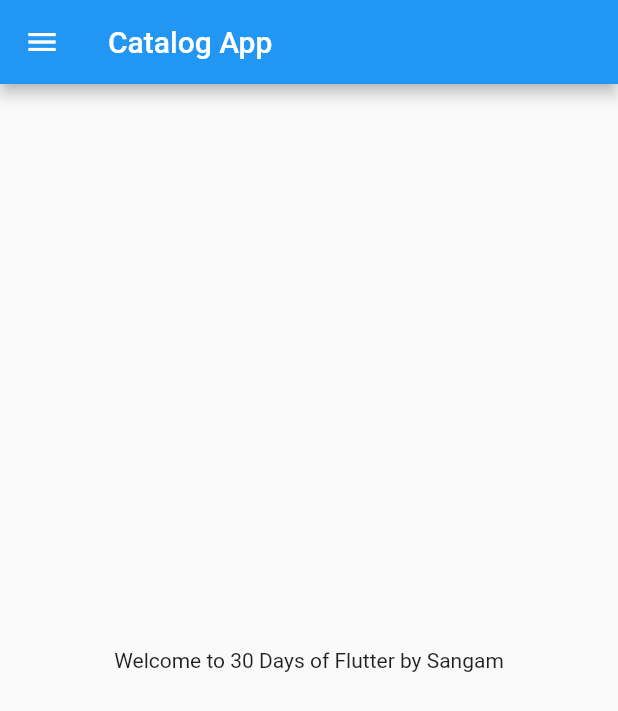
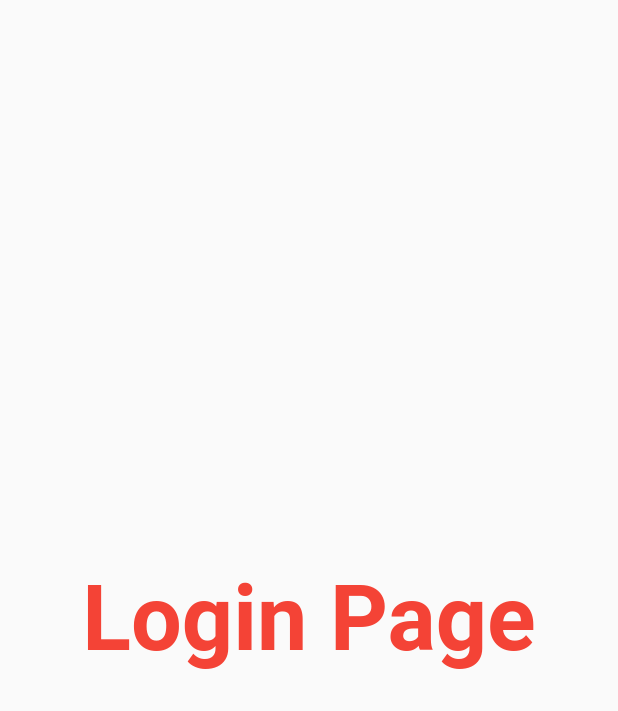
Before and after one commit to codersangam/thirtydays_flutter, a Flutter app: the screen it shows after launch, on a phone screen of 412 x 824 dp. Shown: the top 711 px of the screen. Run offline on Flutter 3.47's test engine with Material 2 defaults, Android fonts, the phone set to English and light mode, and no system bars.

Commit message:
day3 completed

```diff
--- a/lib/main.dart
+++ b/lib/main.dart
@@ -1,5 +1,6 @@
 import 'package:flutter/material.dart';
-import 'package:thirtydays_flutter/home_screen.dart';
+import 'package:thirtydays_flutter/screens/home_screen.dart';
+import 'package:thirtydays_flutter/screens/login.dart';
 
 void main(List<String> args) {
   runApp(MyApp());
@@ -10,7 +11,17 @@ class MyApp extends StatelessWidget {
   @override
   Widget build(BuildContext context) {
     return MaterialApp(
-      home: HomeScreen(),
+      // home: HomeScreen(),
+      themeMode: ThemeMode.light,
+      theme: ThemeData(primarySwatch: Colors.deepOrange),
+      darkTheme: ThemeData(brightness: Brightness.dark),
+
+      // initialRoute: "/home",
+      routes: {
+        "/": (context) => LoginScreen(),
+        "/home": (context) => HomeScreen(),
+        "/login": (context) => LoginScreen(),
+      },
     );
   }
 }
--- a/lib/home_screen.dart
+++ b/lib/screens/home_screen.dart
@@ -1,5 +1,6 @@
 import 'package:flutter/material.dart';
 
+// ignore: must_be_immutable
 class HomeScreen extends StatelessWidget {
   int days = 30;
   String name = "Sangam";
--- /dev/null
+++ b/lib/screens/login.dart
@@ -0,0 +1,19 @@
+import 'package:flutter/material.dart';
+
+class LoginScreen extends StatelessWidget {
+  const LoginScreen({Key? key}) : super(key: key);
+
+  @override
+  Widget build(BuildContext context) {
+    return Material(
+      child: Center(
+        child: Text(
+          "Login Page",
+          style: TextStyle(
+              fontSize: 20, fontWeight: FontWeight.bold, color: Colors.red),
+          textScaleFactor: 3.0,
+        ),
+      ),
+    );
+  }
+}
```
